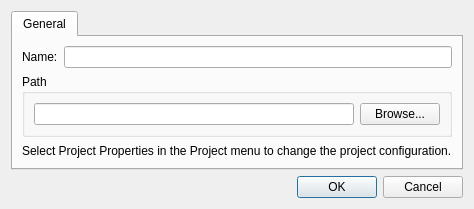
Above: designers/new_project/newprojectdialog.ui from christopherpow/nesicide before the change. Below: the same form after it.
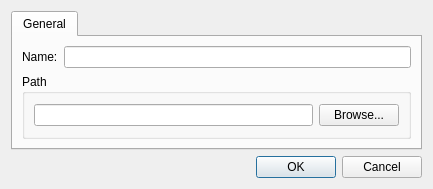
That is the form after the change. Icons and pictures are not drawn.

Diff of the .ui file:
```diff
--- a/designers/new_project/newprojectdialog.ui
+++ b/designers/new_project/newprojectdialog.ui
@@ -7,7 +7,7 @@
     <x>0</x>
     <y>0</y>
     <width>433</width>
-    <height>194</height>
+    <height>175</height>
    </rect>
   </property>
   <property name="windowTitle">
@@ -65,13 +65,6 @@
          </layout>
         </widget>
        </item>
-       <item row="2" column="0" colspan="2">
-        <widget class="QLabel" name="label_2">
-         <property name="text">
-          <string>Select Project Properties in the Project menu to change the project configuration.</string>
-         </property>
-        </widget>
-       </item>
       </layout>
      </widget>
     </widget>
```
